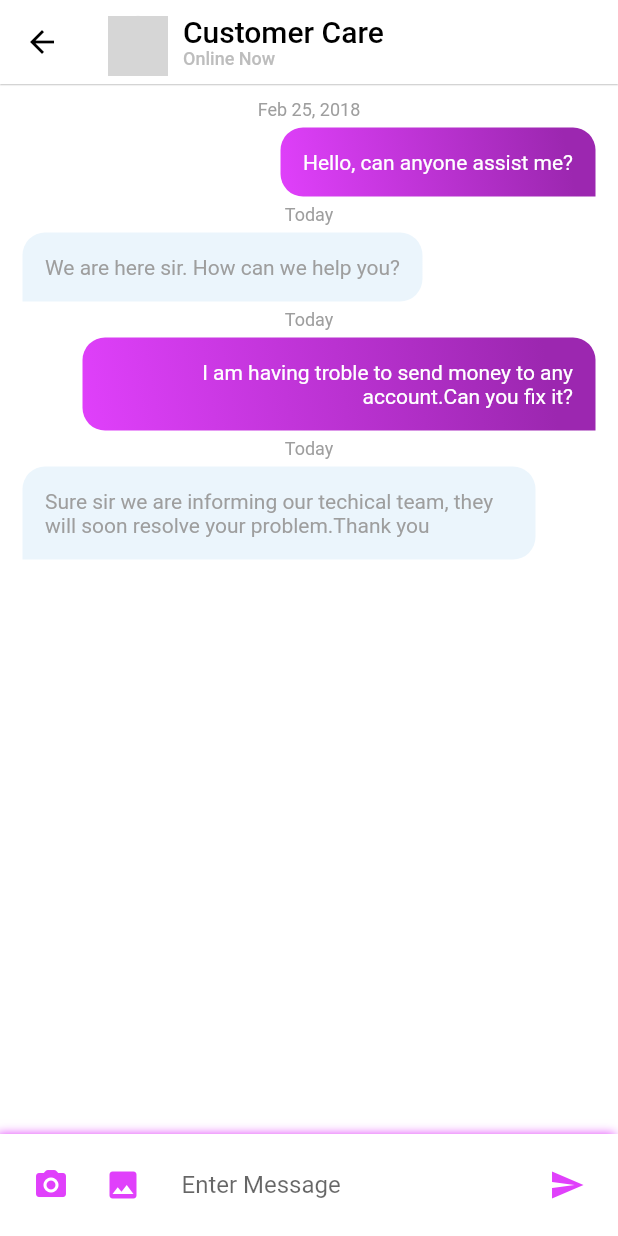
After one commit to TurzaHChy/1910002_ece_2100_bankee, a Flutter app: the ChatDetails screen opened directly, on a phone screen of 412 x 824 dp. The commit adds this screen. Run offline on Flutter 3.47's test engine with Material 2 defaults, Android fonts, the phone set to English and light mode, and no system bars; our stand-ins replace carousel_slider, mvc_pattern, sizer; network calls fail; grey boxes are pictures that could not be loaded.

Commit message:
chat screen

```diff
--- /dev/null
+++ b/lib/chat_details.dart
@@ -0,0 +1,249 @@
+import 'package:flutter/material.dart';
+import 'package:sizer/sizer.dart';
+
+class ChatDetails extends StatefulWidget {
+  @override
+  _ChatDetailsState createState() => _ChatDetailsState();
+}
+
+class _ChatDetailsState extends State<ChatDetails> {
+  @override
+  Widget build(BuildContext context) {
+    return Scaffold(
+      appBar: AppBar(
+        elevation: 0.4,
+        iconTheme: IconThemeData(color: Colors.black),
+        backgroundColor: Colors.white,
+        title: Row(
+          children: <Widget>[
+            Container(
+              width: 40,
+              height: 40,
+              margin: EdgeInsets.fromLTRB(0, 5, 10, 0),
+              child: CircleAvatar(
+                backgroundImage: NetworkImage('https://encrypted-tbn0.gstatic.com/images?q=tbn:ANd9GcRQGhFtJ0P7koE-pDtgLScg7vYVh9SsxZWLAAQOjS_r&s'),
+                backgroundColor: Colors.grey[200],
+                minRadius: 30,
+              ),
+            ),
+            Column(
+              mainAxisAlignment: MainAxisAlignment.center,
+              crossAxisAlignment: CrossAxisAlignment.start,
+              children: <Widget>[
+                Text(
+                  'Customer Care',
+                  style: TextStyle(color: Colors.black),
+                ),
+                Text(
+                  'Online Now',
+                  style: TextStyle(
+                    color: Colors.grey[400],
+                    fontSize: 12,
+                  ),
+                )
+              ],
+            )
+          ],
+        ),
+      ),
+      body: Stack(
+        children: <Widget>[
+          Container(
+            color: Colors.white,
+            child: Column(
+              children: <Widget>[
+                Flexible(
+                  child: ListView.builder(
+                    itemCount: 1,
+                    shrinkWrap: true,
+                    itemBuilder: (BuildContext context, int index) {
+                      return Padding(
+                        padding: EdgeInsets.all(10),
+                        child: Column(
+                          children: <Widget>[
+                            Text(
+                              'Feb 25, 2018',
+                              style:
+                              TextStyle(color: Colors.grey, fontSize: 12),
+                            ),
+                            Bubble(
+                              'Hello, can anyone assist me?',
+                              true,
+                            ),
+                            Text(
+                              'Today',
+                              style:
+                              TextStyle(color: Colors.grey, fontSize: 12),
+                            ),
+                            Bubble(
+                              'We are here sir. How can we help you?',
+                              false,
+                            ),
+                            Text(
+                              'Today',
+                              style:
+                              TextStyle(color: Colors.grey, fontSize: 12),
+                            ),
+                            Bubble(
+                              'I am having troble to send money to any account.Can you fix it?',
+                              true,
+                            ),
+                            Text(
+                              'Today',
+                              style:
+                              TextStyle(color: Colors.grey, fontSize: 12),
+                            ),
+                            Bubble(
+                              'Sure sir we are informing our techical team, they will soon resolve your problem.Thank you',
+                              false,
+                            ),
+
+                          ],
+                        ),
+                      );
+                    },
+                  ),
+                ),
+              ],
+            ),
+          ),
+          Positioned(
+            bottom: 0,
+            left: 0,
+            width: MediaQuery.of(context).size.width,
+            child: Container(
+              padding: EdgeInsets.all(10),
+              decoration: BoxDecoration(color: Colors.white, boxShadow: [
+                BoxShadow(
+                  color: Colors.purpleAccent,
+                  offset: Offset(-2, 0),
+                  blurRadius: 5,
+                ),
+              ]),
+              child: Row(
+                children: <Widget>[
+                  IconButton(
+                    onPressed: () {},
+                    icon: Icon(
+                      Icons.camera_alt_rounded,
+                      color:Colors.purpleAccent,
+                    ),
+                  ),
+                  IconButton(
+                    onPressed: () {},
+                    icon: Icon(
+                      Icons.image,
+                      color:Colors.purpleAccent,
+                    ),
+                  ),
+                  Padding(
+                    padding: EdgeInsets.only(left: 15),
+                  ),
+                  Expanded(
+                    child: TextFormField(
+                      keyboardType: TextInputType.text,
+                      decoration: InputDecoration(
+                        hintText: 'Enter Message',
+                        border: InputBorder.none,
+                      ),
+                    ),
+                  ),
+                  IconButton(
+                    onPressed: () {},
+                    icon: Icon(
+                      Icons.send,
+                      color:Colors.purpleAccent,
+                    ),
+                  ),
+                ],
+              ),
+            ),
+          )
+        ],
+      ),
+    );
+  }
+}
+
+class Bubble extends StatelessWidget {
+  final bool isMe;
+  final String message;
+
+  Bubble(this.message, this.isMe);
+
+  Widget build(BuildContext context) {
+    return Container(
+      margin: EdgeInsets.all(5),
+      padding: isMe ? EdgeInsets.only(left: 40) : EdgeInsets.only(right: 40),
+      child: Column(
+        crossAxisAlignment: CrossAxisAlignment.stretch,
+        children: <Widget>[
+          Column(
+            mainAxisAlignment:
+            isMe ? MainAxisAlignment.end : MainAxisAlignment.start,
+            crossAxisAlignment:
+            isMe ? CrossAxisAlignment.end : CrossAxisAlignment.start,
+            children: <Widget>[
+              Container(
+                padding: EdgeInsets.all(15),
+                decoration: BoxDecoration(
+                  gradient: isMe
+                      ? LinearGradient(
+                      begin: Alignment.topRight,
+                      end: Alignment.bottomLeft,
+                      stops: [
+                        0.1,
+                        1
+                      ],
+                      colors: [
+                        Colors.purple,
+                        Colors.purpleAccent
+                        // Color(0xFFFA020F0),
+                        // Color(0xFFF880ED4),
+                      ])
+                      : LinearGradient(
+                      begin: Alignment.topRight,
+                      end: Alignment.bottomLeft,
+                      stops: [
+                        0.1,
+                        1
+                      ],
+                      colors: [
+                        Color(0xFFEBF5FC),
+                        Color(0xFFEBF5FC),
+                      ]),
+                  borderRadius: isMe
+                      ? BorderRadius.only(
+                    topRight: Radius.circular(15),
+                    topLeft: Radius.circular(15),
+                    bottomRight: Radius.circular(0),
+                    bottomLeft: Radius.circular(15),
+                  )
+                      : BorderRadius.only(
+                    topRight: Radius.circular(15),
+                    topLeft: Radius.circular(15),
+                    bottomRight: Radius.circular(15),
+                    bottomLeft: Radius.circular(0),
+                  ),
+                ),
+                child: Column(
+                  crossAxisAlignment:
+                  isMe ? CrossAxisAlignment.end : CrossAxisAlignment.start,
+                  children: <Widget>[
+                    Text(
+                      message,
+                      textAlign: isMe ? TextAlign.end : TextAlign.start,
+                      style: TextStyle(
+                        color: isMe ? Colors.white : Colors.grey,
+                      ),
+                    )
+                  ],
+                ),
+              ),
+            ],
+          )
+        ],
+      ),
+    );
+  }
+}
--- a/lib/repository/userRepository.dart
+++ b/lib/repository/userRepository.dart
@@ -6,7 +6,7 @@ import 'dart:io';
 import '../accounts.dart';
 import '../models/user.dart';
 
-String api='http://192.168.1.110:6006/api/';
+String api='http://192.168.1.105:6006/api/';
 
 ValueNotifier<User> currentUser =  ValueNotifier(User());
 
```
Also changed, not shown: lib/home_screen.dart (+22 -5 lines), lib/loan_screen.dart (added, +181 -0 lines).
